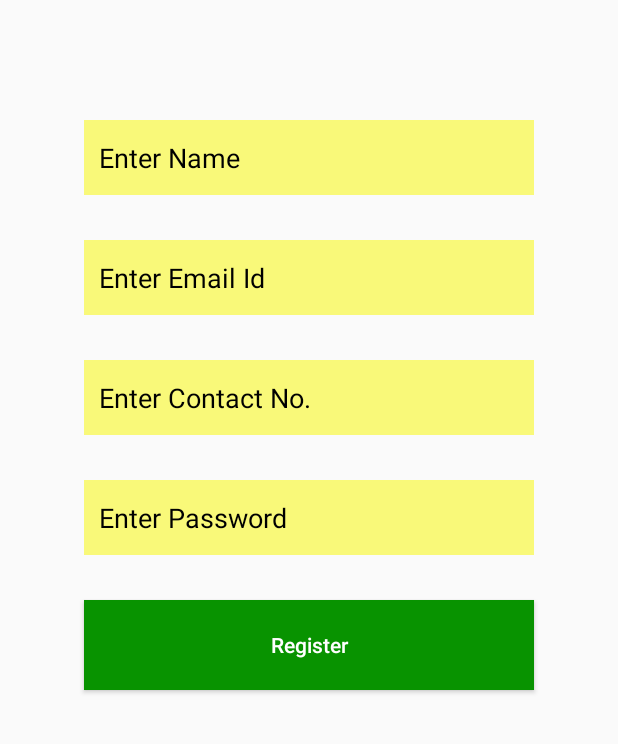
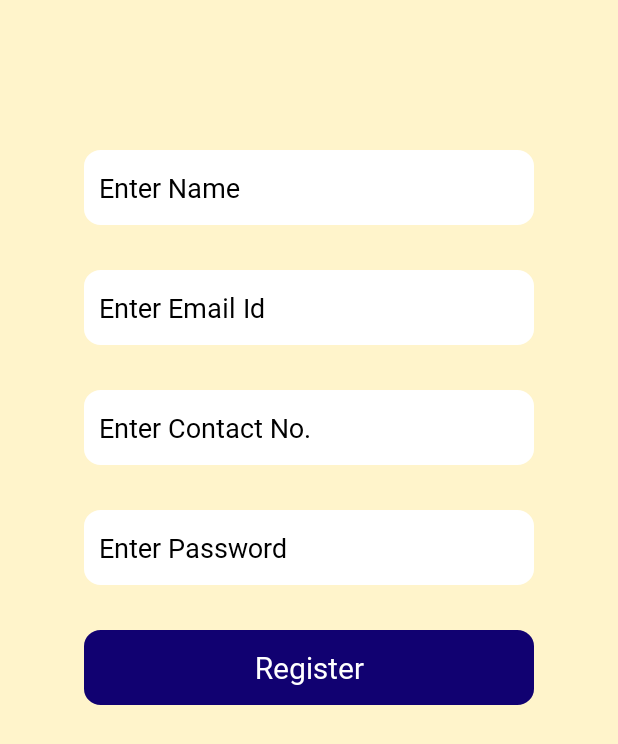
Before and after one commit to Shreeya18/homeSearch, an Android app: the RegisActivity screen opened directly, with no data from a screen before it, on a phone screen of 412 x 824 dp. Shown: the top 744 px of the screen. Run offline under Robolectric (Android 15) with nearby library versions, the phone set to English and light mode, and no system bars; our stand-ins replace Firebase (no records; nobody signed in at launch, a user with empty details on screens opened directly); Roboto replaces fonts that are not available here.

Commit message:
Updated UI 05/03/22

```diff
--- a/app/src/main/java/com/androidp/homesearch/ForgotPassword.java
+++ b/app/src/main/java/com/androidp/homesearch/ForgotPassword.java
@@ -8,6 +8,7 @@ import android.os.Bundle;
 import android.view.View;
 import android.widget.Button;
 import android.widget.EditText;
+import android.widget.ProgressBar;
 import android.widget.Toast;
 
 import com.google.android.gms.tasks.OnCompleteListener;
@@ -18,6 +19,7 @@ public class ForgotPassword extends AppCompatActivity {
 
     private EditText resetemail;
     private Button resetbtn;
+    private ProgressBar resetpbar;
     FirebaseAuth auth;
     @Override
     protected void onCreate(Bundle savedInstanceState) {
@@ -27,10 +29,12 @@ public class ForgotPassword extends AppCompatActivity {
         resetemail = findViewById(R.id.reset_email);
         resetbtn = findViewById(R.id.resetbtn);
         auth = FirebaseAuth.getInstance();
+        resetpbar = findViewById(R.id.resetpass_probar);
 
         resetbtn.setOnClickListener(new View.OnClickListener() {
             @Override
             public void onClick(View view) {
+                resetpbar.setVisibility(View.VISIBLE);
                 resetPassword();
             }
         });
@@ -48,6 +52,7 @@ public class ForgotPassword extends AppCompatActivity {
             @Override
             public void onComplete(@NonNull Task<Void> task) {
                 if(task.isSuccessful()){
+                    resetpbar.setVisibility(View.GONE);
                     Toast.makeText(ForgotPassword.this, "Check Your Email to Reset Passsword", Toast.LENGTH_SHORT).show();
                     Intent intent = new Intent(ForgotPassword.this, LoginActivity.class);
                     startActivity(intent);
--- a/app/src/main/java/com/androidp/homesearch/RegisActivity.java
+++ b/app/src/main/java/com/androidp/homesearch/RegisActivity.java
@@ -8,6 +8,7 @@ import android.util.Patterns;
 import android.view.View;
 import android.widget.Button;
 import android.widget.EditText;
+import android.widget.ProgressBar;
 import android.widget.Toast;
 
 import com.google.android.gms.tasks.OnCompleteListener;
@@ -21,6 +22,7 @@ public class RegisActivity extends AppCompatActivity {
     private EditText reg_name, reg_email, reg_contact, reg_passwd;
     private Button register;
     FirebaseAuth auth;
+    private ProgressBar regis_pbar;
 
 
     @Override
@@ -34,6 +36,7 @@ public class RegisActivity extends AppCompatActivity {
         reg_contact = findViewById(R.id.reg_contact);
         reg_passwd = findViewById(R.id.reg_passwd);
         register = findViewById(R.id.signinBtn);
+        regis_pbar = findViewById(R.id.regis_probar);
 
 
         auth = FirebaseAuth.getInstance();
@@ -42,6 +45,7 @@ public class RegisActivity extends AppCompatActivity {
         register.setOnClickListener(new View.OnClickListener() {
             @Override
             public void onClick(View view) {
+                regis_pbar.setVisibility(View.VISIBLE);
                 registerUser();
             }
         });
@@ -92,6 +96,7 @@ public class RegisActivity extends AppCompatActivity {
             @Override
             public void onComplete(@NonNull Task<AuthResult> task) {
                 if(task.isSuccessful()){
+                    regis_pbar.setVisibility(View.GONE);
                     User user = new User(name, email, passwd, contact);
                     FirebaseDatabase.getInstance().getReference("Users")
                             .child(FirebaseAuth.getInstance().getCurrentUser().getUid())
--- /dev/null
+++ b/app/src/main/res/drawable/button_back2.xml
@@ -0,0 +1,24 @@
+<?xml version="1.0" encoding="utf-8"?>
+<vector
+    xmlns:android="http://schemas.android.com/apk/res/android"
+    xmlns:aapt="http://schemas.android.com/aapt"
+    android:width="268dp"
+    android:height="47dp"
+    android:viewportWidth="268"
+    android:viewportHeight="47"
+    >
+
+    <group>
+
+        <clip-path
+            android:pathData="M10 0H258C263.523 0 268 4.47715 268 10V37C268 42.5228 263.523 47 258 47H10C4.47715 47 0 42.5228 0 37V10C0 4.47715 4.47715 0 10 0Z"
+            />
+
+        <path
+            android:pathData="M0 0V47H268V0"
+            android:fillColor="#FFF"
+            />
+
+    </group>
+
+</vector>
--- /dev/null
+++ b/app/src/main/res/drawable/button_back3.xml
@@ -0,0 +1,24 @@
+<?xml version="1.0" encoding="utf-8"?>
+<vector
+    xmlns:android="http://schemas.android.com/apk/res/android"
+    xmlns:aapt="http://schemas.android.com/aapt"
+    android:width="268dp"
+    android:height="47dp"
+    android:viewportWidth="268"
+    android:viewportHeight="47"
+    >
+
+    <group>
+
+        <clip-path
+            android:pathData="M10 0H258C263.523 0 268 4.47715 268 10V37C268 42.5228 263.523 47 258 47H10C4.47715 47 0 42.5228 0 37V10C0 4.47715 4.47715 0 10 0Z"
+            />
+
+        <path
+            android:pathData="M0 0V47H268V0"
+            android:fillColor="#110171"
+            />
+
+    </group>
+
+</vector>
--- a/app/src/main/res/drawable/eclipse.xml
+++ b/app/src/main/res/drawable/eclipse.xml
@@ -17,7 +17,7 @@
 
         <path
             android:pathData="M0 0V228H360V0"
-            android:fillColor="#BECCFF"
+            android:fillColor="#AA82FF"
             />
 
     </group>
--- a/app/src/main/res/layout/activity_price_predict.xml
+++ b/app/src/main/res/layout/activity_price_predict.xml
@@ -41,7 +41,7 @@
         android:layout_below="@id/spin1"
         android:layout_centerHorizontal="true"
         android:layout_marginTop="30dp"
-        android:background="@drawable/edit_text_back"
+        android:background="@drawable/button_back2"
         android:fontFamily="@font/roboto_slab"
         android:hint="Enter Sqft"
         android:padding="10dp"
@@ -55,7 +55,7 @@
         android:layout_below="@id/sqft"
         android:layout_centerHorizontal="true"
         android:layout_marginTop="30dp"
-        android:background="@drawable/edit_text_back"
+        android:background="@drawable/button_back2"
         android:fontFamily="@font/roboto_slab"
         android:hint="Enter Number of Bathrooms"
         android:padding="10dp"
@@ -74,7 +74,7 @@
         android:textColor="@color/black"
         android:fontFamily="@font/roboto_slab"
         android:layout_centerHorizontal="true"
-        android:background="@drawable/edit_text_back"
+        android:background="@drawable/button_back2"
         />
 
     <Button
--- a/app/src/main/res/layout/activity_regis.xml
+++ b/app/src/main/res/layout/activity_regis.xml
@@ -1,22 +1,27 @@
 <?xml version="1.0" encoding="utf-8"?>
-<RelativeLayout xmlns:android="http://schemas.android.com/apk/res/android"
+<ScrollView xmlns:android="http://schemas.android.com/apk/res/android"
     xmlns:app="http://schemas.android.com/apk/res-auto"
     xmlns:tools="http://schemas.android.com/tools"
     android:layout_width="match_parent"
     android:layout_height="match_parent"
+    android:background="#FFF4CB"
     tools:context=".RegisActivity">
+    <RelativeLayout
+        android:layout_width="match_parent"
+        android:layout_height="match_parent">
 
     <EditText
         android:id="@+id/reg_name"
         android:layout_width="300dp"
         android:layout_height="50dp"
         android:padding="10dp"
+        android:fontFamily="@font/roboto_slab"
         android:textSize="18sp"
-        android:layout_marginTop="80dp"
+        android:layout_marginTop="100dp"
         android:layout_centerHorizontal="true"
         android:hint="Enter Name"
         android:textColorHint="@color/black"
-        android:background="#f9f979"
+        android:background="@drawable/button_back2"
         />
 
     <EditText
@@ -24,12 +29,14 @@
         android:layout_width="300dp"
         android:layout_height="50dp"
         android:padding="10dp"
+        android:fontFamily="@font/roboto_slab"
         android:textSize="18sp"
-        android:layout_marginTop="160dp"
+        android:layout_marginTop="30dp"
+        android:layout_below="@+id/reg_name"
         android:layout_centerHorizontal="true"
         android:hint="Enter Email Id"
         android:textColorHint="@color/black"
-        android:background="#f9f979"
+        android:background="@drawable/button_back2"
         />
 
     <EditText
@@ -37,38 +44,55 @@
         android:layout_width="300dp"
         android:layout_height="50dp"
         android:padding="10dp"
+        android:fontFamily="@font/roboto_slab"
         android:textSize="18sp"
-        android:layout_marginTop="240dp"
+        android:layout_marginTop="30dp"
+        android:layout_below="@+id/reg_email"
         android:layout_centerHorizontal="true"
         android:hint="Enter Contact No."
+        android:inputType="number"
         android:textColorHint="@color/black"
-        android:background="#f9f979"
+        android:background="@drawable/button_back2"
         />
     <EditText
         android:id="@+id/reg_passwd"
         android:layout_width="300dp"
         android:layout_height="50dp"
         android:padding="10dp"
+        android:fontFamily="@font/roboto_slab"
         android:textSize="18sp"
-        android:layout_marginTop="320dp"
+        android:layout_below="@+id/reg_contact"
+        android:layout_marginTop="30dp"
         android:layout_centerHorizontal="true"
         android:hint="Enter Password"
+        android:inputType="textPassword"
         android:textColorHint="@color/black"
-        android:background="#f9f979"
+        android:background="@drawable/button_back2"
         />
 
     <Button
         android:id="@+id/signinBtn"
         android:layout_width="300dp"
-        android:layout_height="60dp"
+        android:layout_height="50dp"
         android:text="Register"
-        android:background="#089300"
+        android:fontFamily="@font/roboto_slab"
+        android:background= "@drawable/button_back3"
+        android:textSize="20sp"
         android:layout_centerHorizontal="true"
-        android:layout_marginTop="400dp"
+        android:layout_marginTop="30dp"
+        android:layout_below="@+id/reg_passwd"
         android:textColor="@color/white"
         android:textAllCaps="false"/>
 
+    <ProgressBar
+        android:id="@+id/regis_probar"
+        android:visibility="invisible"
+        android:layout_width="wrap_content"
+        android:layout_height="wrap_content"
+        android:layout_centerInParent="true"
+        android:indeterminate="true"/>
 
 
 
 </RelativeLayout>
+</ScrollView>
```
Also changed, not shown: app/src/main/java/com/androidp/homesearch/HomeScreen.java (+5 -19 lines), app/src/main/java/com/androidp/homesearch/LoginActivity.java (+6 -2 lines), app/src/main/res/drawable/edit_text_back.xml (deleted, +0 -23 lines), app/src/main/res/layout/activity_add_property.xml (+12 -7 lines), app/src/main/res/layout/activity_forgot_password.xml (+10 -1 lines), app/src/main/res/layout/activity_login.xml (+40 -24 lines).
